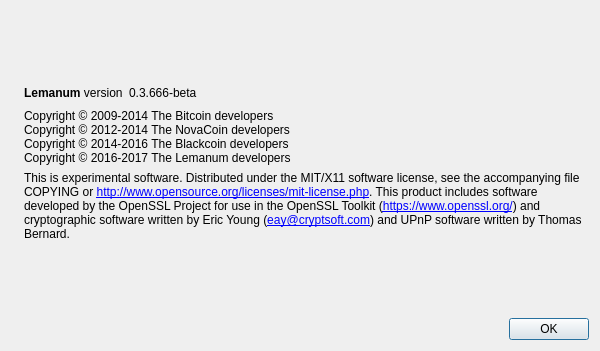
Above: src/qt/forms/aboutdialog.ui from Gamerholic/GamerHolicCoin before the change. Below: the same form after it.
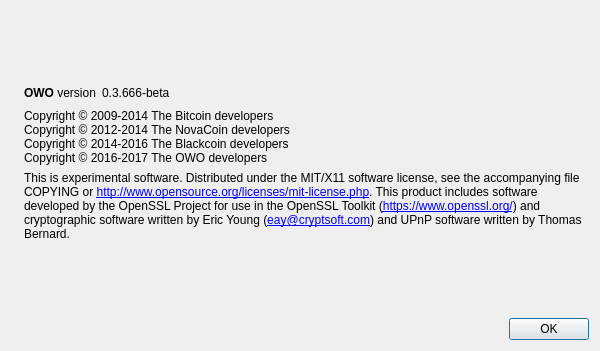
That is the form after the change. Icons and pictures are not drawn.

Commit message: Changed name from Lemanum to OWO

What changed in the file:
```diff
--- a/src/qt/forms/aboutdialog.ui
+++ b/src/qt/forms/aboutdialog.ui
@@ -56,7 +56,7 @@
           <cursorShape>IBeamCursor</cursorShape>
          </property>
          <property name="text">
-          <string>&lt;b&gt;Lemanum&lt;/b&gt; version</string>
+          <string>&lt;b&gt;OWO&lt;/b&gt; version</string>
          </property>
          <property name="textInteractionFlags">
           <set>Qt::LinksAccessibleByMouse|Qt::TextSelectableByKeyboard|Qt::TextSelectableByMouse</set>
@@ -100,7 +100,7 @@
         <string>Copyright © 2009-2014 The Bitcoin developers
 Copyright © 2012-2014 The NovaCoin developers
 Copyright © 2014-2016 The Blackcoin developers
-Copyright © 2016-2017 The Lemanum developers</string>
+Copyright © 2016-2017 The OWO developers</string>
        </property>
        <property name="textInteractionFlags">
         <set>Qt::LinksAccessibleByMouse|Qt::TextSelectableByKeyboard|Qt::TextSelectableByMouse</set>
```
Left out of the diff: 2 changed lines with no effect on the pictures. The commit also changes 134 other files.
